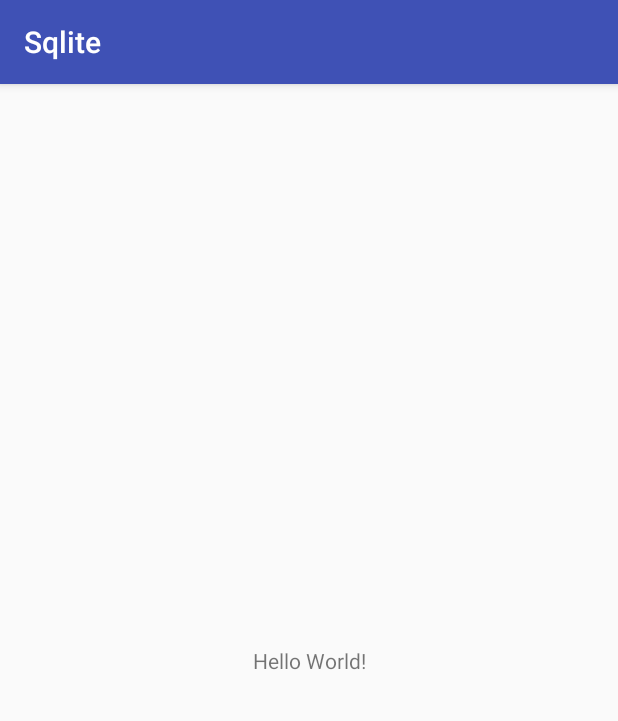
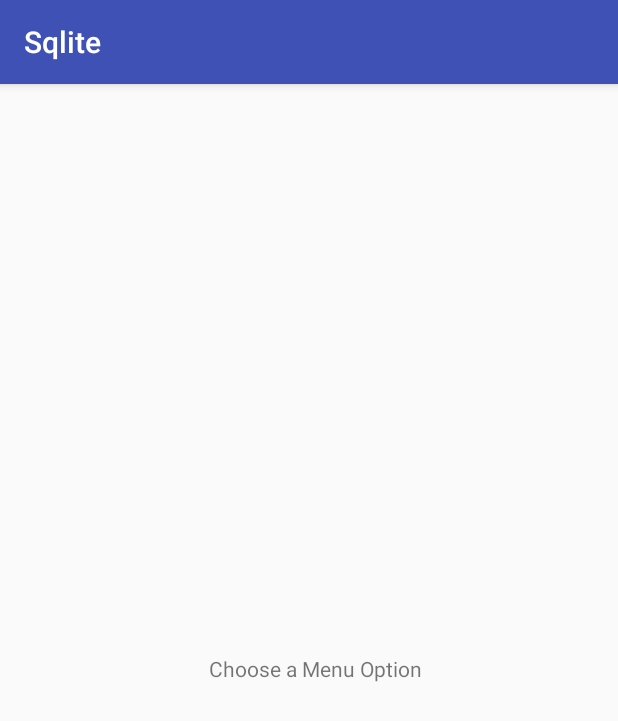
Before and after one commit to sarvan2shekar/Sqlite, an Android app: the screen it shows after launch (MainActivity), on a phone screen of 412 x 824 dp. Shown: the top 721 px of the screen. Run offline under Robolectric (Android 15) with nearby library versions, the phone set to English and light mode, and no system bars.

```diff
--- a/app/src/main/res/layout/activity_main.xml
+++ b/app/src/main/res/layout/activity_main.xml
@@ -9,10 +9,14 @@
     <TextView
         android:layout_width="wrap_content"
         android:layout_height="wrap_content"
-        android:text="Hello World!"
+        android:text="Choose a Menu Option"
         app:layout_constraintBottom_toBottomOf="parent"
         app:layout_constraintLeft_toLeftOf="parent"
         app:layout_constraintRight_toRightOf="parent"
-        app:layout_constraintTop_toTopOf="parent" />
+        app:layout_constraintTop_toTopOf="parent"
+        android:layout_marginLeft="8dp"
+        app:layout_constraintHorizontal_bias="0.502"
+        app:layout_constraintVertical_bias="0.502"
+        android:layout_marginTop="8dp" />
 
 </android.support.constraint.ConstraintLayout>
```
